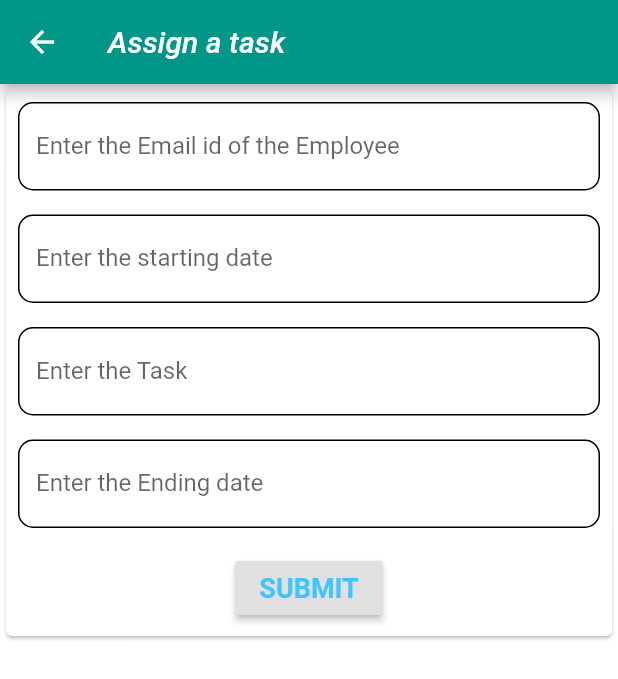
After one commit to abin-m/Reboot-Kerala-Hackathon--Project-, a Flutter app: the AdminsHome screen opened directly, after a tap on "Assign Tasks", on a phone screen of 412 x 824 dp. The commit adds this screen. Shown: the top 679 px of the screen. Run offline on Flutter 3.47's test engine with Material 2 defaults, Android fonts, the phone set to English and light mode, and no system bars; our stand-ins replace cloud_firestore, firebase_auth, google_sign_in, modal_progress_hud, rxdart, splashscreen and 1 more; accounts and stored records are empty.

Commit message:
added  task giving

```diff
--- /dev/null
+++ b/lib/Activities/assigntask.dart
@@ -0,0 +1,137 @@
+import 'package:flutter/material.dart';
+import 'package:cloud_firestore/cloud_firestore.dart';
+import 'package:firebase_auth/firebase_auth.dart';
+import 'package:jyothi/authentication/adhome.dart';
+import 'package:jyothi/constant.dart';
+import 'package:jyothi/dashboard/competencyquiz.dart';
+
+final _firestore = Firestore.instance;
+FirebaseUser loggedInUser;
+
+class AssignTask extends StatelessWidget {
+  final textctrl = TextEditingController();
+  final stdctrl = TextEditingController();
+  final enddctrl = TextEditingController();
+  final namectrl = TextEditingController();
+  @override
+  Widget build(BuildContext context) {
+    return Scaffold(
+      appBar: AppBar(
+        backgroundColor: Colors.teal,
+        title: Text(
+          'Assign a task',
+          style: TextStyle(
+            fontSize: 20,
+            fontStyle: FontStyle.italic,
+          ),
+        ),
+      ),
+      backgroundColor: Colors.white,
+      body: Container(
+        child: Column(
+          children: <Widget>[
+            Card(
+              child: Column(
+                children: <Widget>[
+                  Padding(
+                    padding: const EdgeInsets.all(8.0),
+                    child: TextFormField(
+                        keyboardType: TextInputType.emailAddress,
+                        controller: textctrl,
+                        obscureText: false,
+                        decoration: InputDecoration(
+                          labelText: "Enter the Email id of the Employee",
+                          enabledBorder: OutlineInputBorder(
+                              borderRadius: BorderRadius.circular(10.0)),
+                        ), //validation
+                        validator: (value) {
+                          if (value.isEmpty) {
+                            return 'Enter the email';
+                          }
+                          return null;
+                        }),
+                  ),
+                  Padding(
+                    padding: const EdgeInsets.all(8.0),
+                    child: TextFormField(
+                        keyboardType: TextInputType.text,
+                        controller: stdctrl,
+                        obscureText: false,
+                        decoration: InputDecoration(
+                          labelText: "Enter the starting date",
+                          enabledBorder: OutlineInputBorder(
+                              borderRadius: BorderRadius.circular(10.0)),
+                        ), //validation
+                        validator: (value) {
+                          if (value.isEmpty) {
+                            return 'Enter the starting date';
+                          }
+                          return null;
+                        }),
+                  ),
+                  Padding(
+                    padding: const EdgeInsets.all(8.0),
+                    child: TextFormField(
+                        keyboardType: TextInputType.text,
+                        controller: namectrl,
+                        obscureText: false,
+                        decoration: InputDecoration(
+                          labelText: "Enter the Task",
+                          enabledBorder: OutlineInputBorder(
+                              borderRadius: BorderRadius.circular(10.0)),
+                        ), //validation
+                        validator: (value) {
+                          if (value.isEmpty) {
+                            return 'Enter the Task';
+                          }
+                          return null;
+                        }),
+                  ),
+                  Padding(
+                    padding: const EdgeInsets.all(8.0),
+                    child: TextFormField(
+                        keyboardType: TextInputType.text,
+                        controller: enddctrl,
+                        obscureText: false,
+                        decoration: InputDecoration(
+                          labelText: "Enter the Ending date",
+                          enabledBorder: OutlineInputBorder(
+                              borderRadius: BorderRadius.circular(10.0)),
+                        ), //validation
+                        validator: (value) {
+                          if (value.isEmpty) {
+                            return 'Enter the ending date';
+                          }
+                          return null;
+                        }),
+                  ),
+                  Padding(
+                    padding: const EdgeInsets.all(8.0),
+                    child: RaisedButton(
+                      onPressed: () {
+                        _firestore.collection('userdata').add({
+                          'userid': textctrl.text,
+                          'stdate': stdctrl,
+                          'enddate': enddctrl.text,
+                          'name': namectrl.text,
+                        });
+                        Navigator.push(
+                          context,
+                          MaterialPageRoute(builder: (context) => AdminsHome()),
+                        );
+                      },
+                      child: Text(
+                        'SUBMIT',
+                        style: kSendButtonTextStyle,
+                      ),
+                    ),
+                  ),
+                ],
+              ),
+            )
+          ],
+        ),
+      ),
+    );
+  }
+}
--- /dev/null
+++ b/lib/Quiz/model_quiz.dart
@@ -0,0 +1 @@
+import 'package:flutter/material.dart';
--- a/lib/authentication/adhome.dart
+++ b/lib/authentication/adhome.dart
@@ -1,4 +1,5 @@
 import 'package:flutter/material.dart';
+import 'package:jyothi/Activities/assigntask.dart';
 import 'package:jyothi/dashboard/fileread.dart';
 
 //Admins Home page
@@ -85,11 +86,19 @@ class _AdminsHomeState extends State<AdminsHome> {
                         MaterialPageRoute(builder: (context) => Analysis()),
                       );
                     },
-                    child: ListTile(
-                      title: Text(
-                        'Notify Members',
-                        style: TextStyle(
-                            fontSize: 20, fontStyle: FontStyle.italic),
+                    child: FlatButton(
+                      onPressed: () {
+                        Navigator.push(
+                          context,
+                          MaterialPageRoute(builder: (context) => AssignTask()),
+                        );
+                      },
+                      child: ListTile(
+                        title: Text(
+                          'Assign Tasks',
+                          style: TextStyle(
+                              fontSize: 20, fontStyle: FontStyle.italic),
+                        ),
                       ),
                     ),
                   ),
--- a/lib/dashboard/clerkQuiz.dart
+++ b/lib/dashboard/clerkQuiz.dart
@@ -16,6 +16,7 @@ class ClerkQuiz extends StatelessWidget {
         ),
       ),
       body: WebView(
+        javascriptMode: JavascriptMode.unrestricted,
         initialUrl:
             "https://docs.google.com/forms/d/e/1FAIpQLSd4mVD4bPPWwDLK51fcyzv76SxxChVCuIyJtoRr10VLLTOntw/viewform",
       ),
--- a/lib/dashboard/kila.dart
+++ b/lib/dashboard/kila.dart
@@ -16,6 +16,7 @@ class Kila extends StatelessWidget {
         ),
       ),
       body: WebView(
+        javascriptMode: JavascriptMode.unrestricted,
         initialUrl: "https://ecourses.kila.ac.in/",
       ),
     );
--- a/lib/main.dart
+++ b/lib/main.dart
@@ -1,5 +1,7 @@
 import 'package:flutter/material.dart';
+import 'package:jyothi/Activities/dashboard.dart';
 import 'package:jyothi/authentication/auth_registration.dart';
+import 'package:jyothi/dashboard/competencyquiz.dart';
 import 'Splash_Screen/splash_screen.dart';
 
 void main() {
```
Also changed, not shown: lib/Activities/dashboard.dart (added, +82 -0 lines), lib/dashboard/competencyquiz.dart (+135 -2 lines), 4 other files.
